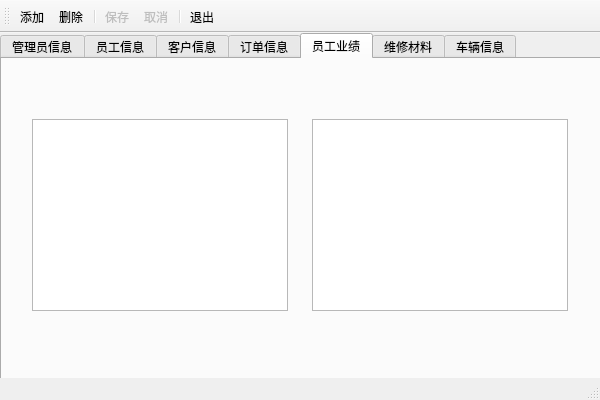
Above: HX/Administrator.ui from HXhlx/Qt before the change. Below: the same form after it.
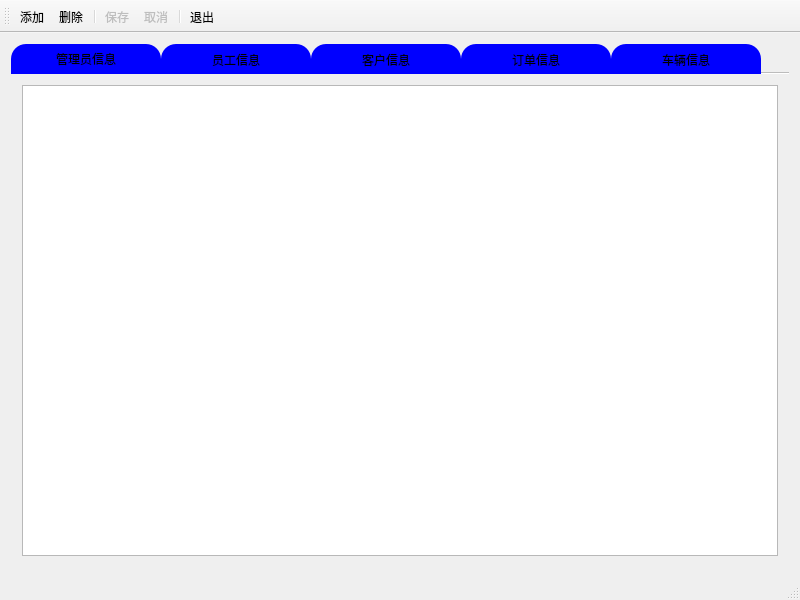
That is the form after the change. The open tabs and pages were chosen to show the change. Icons and pictures are not drawn. Custom widgets are drawn as their Qt base class.

Patch:
```diff
--- a/HX/Administrator.ui
+++ b/HX/Administrator.ui
@@ -6,40 +6,64 @@
    <rect>
     <x>0</x>
     <y>0</y>
-    <width>600</width>
-    <height>400</height>
+    <width>800</width>
+    <height>600</height>
    </rect>
   </property>
   <property name="windowTitle">
    <string>Administrator</string>
   </property>
+  <property name="styleSheet">
+   <string notr="true"/>
+  </property>
   <widget class="QWidget" name="centralWidget">
+   <property name="styleSheet">
+    <string notr="true"/>
+   </property>
+   <layout class="QVBoxLayout" name="verticalLayout_2">
+    <item>
    <widget class="QTabWidget" name="tabWidget">
-    <property name="geometry">
-     <rect>
-      <x>0</x>
-      <y>0</y>
-      <width>601</width>
-      <height>351</height>
-     </rect>
+      <property name="autoFillBackground">
+       <bool>true</bool>
+      </property>
+      <property name="styleSheet">
+       <string notr="true">#administratorWidget,#workerWidget,#consumerWidget,#orderWidget,#carWidget{
+border-image:url(:/HX/images/管理员.jpg)
+}
+
+.QTabBar:tab {
+    width: 150px;
+    height: 30px;
+    background-color: blue;
+    border-top-left-radius: 15%;
+    border-top-right-radius: 15%;
+}</string>
+      </property>
+      <property name="tabPosition">
+       <enum>QTabWidget::North</enum>
+      </property>
+      <property name="tabShape">
+       <enum>QTabWidget::Rounded</enum>
     </property>
     <property name="currentIndex">
      <number>0</number>
     </property>
+      <property name="documentMode">
+       <bool>true</bool>
+      </property>
     <widget class="QWidget" name="administratorWidget">
      <attribute name="title">
       <string>管理员信息</string>
      </attribute>
+       <layout class="QHBoxLayout" name="horizontalLayout">
+        <item>
      <widget class="QTableView" name="adminView">
-      <property name="geometry">
-       <rect>
-        <x>150</x>
-        <y>60</y>
-        <width>256</width>
-        <height>192</height>
-       </rect>
-      </property>
-     </widget>
+          <property name="styleSheet">
+           <string notr="true"/>
+          </property>
+         </widget>
+        </item>
+       </layout>
     </widget>
     <widget class="QWidget" name="workerWidget">
      <attribute name="title">
@@ -75,73 +99,31 @@
      <attribute name="title">
       <string>订单信息</string>
      </attribute>
-     <widget class="QTableView" name="orderView">
-      <property name="geometry">
-       <rect>
-        <x>150</x>
-        <y>90</y>
-        <width>256</width>
-        <height>192</height>
-       </rect>
-      </property>
-     </widget>
-    </widget>
-    <widget class="QWidget" name="performanceWidget">
-     <attribute name="title">
-      <string>员工业绩</string>
-     </attribute>
-     <widget class="QTableView" name="performanceView">
-      <property name="geometry">
-       <rect>
-        <x>30</x>
-        <y>60</y>
-        <width>256</width>
-        <height>192</height>
-       </rect>
-      </property>
-     </widget>
-     <widget class="QChartView" name="pView">
-      <property name="geometry">
-       <rect>
-        <x>310</x>
-        <y>60</y>
-        <width>256</width>
-        <height>192</height>
-       </rect>
-      </property>
-     </widget>
-    </widget>
-    <widget class="QWidget" name="materialsWidget">
-     <attribute name="title">
-      <string>维修材料</string>
-     </attribute>
-     <widget class="QTableView" name="materialsView">
-      <property name="geometry">
-       <rect>
-        <x>190</x>
-        <y>100</y>
-        <width>256</width>
-        <height>192</height>
-       </rect>
-      </property>
-     </widget>
+       <layout class="QHBoxLayout" name="horizontalLayout_4">
+        <item>
+         <widget class="QTableView" name="orderView"/>
+        </item>
+        <item>
+         <widget class="QChartView" name="OrderView"/>
+        </item>
+       </layout>
     </widget>
     <widget class="QWidget" name="carWidget">
      <attribute name="title">
       <string>车辆信息</string>
      </attribute>
-     <widget class="QTableView" name="carView">
-      <property name="geometry">
-       <rect>
-        <x>140</x>
-        <y>60</y>
-        <width>256</width>
-        <height>192</height>
-       </rect>
-      </property>
-     </widget>
-    </widget>
-   </widget>
+       <layout class="QHBoxLayout" name="horizontalLayout_7">
+        <item>
+         <widget class="QTableView" name="carView"/>
+        </item>
+        <item>
+         <widget class="QChartView" name="CarView"/>
+        </item>
+       </layout>
+      </widget>
+     </widget>
+    </item>
+   </layout>
   </widget>
   <widget class="QMenuBar" name="menuBar">
    <property name="geometry">
@@ -154,6 +136,9 @@
    </property>
   </widget>
   <widget class="QToolBar" name="mainToolBar">
+   <property name="toolButtonStyle">
+    <enum>Qt::ToolButtonTextUnderIcon</enum>
+   </property>
    <attribute name="toolBarArea">
     <enum>TopToolBarArea</enum>
    </attribute>
```
Left out of the diff: 59 changed lines with no effect on the pictures. Lines whose indentation alone changed are shown as unchanged.
